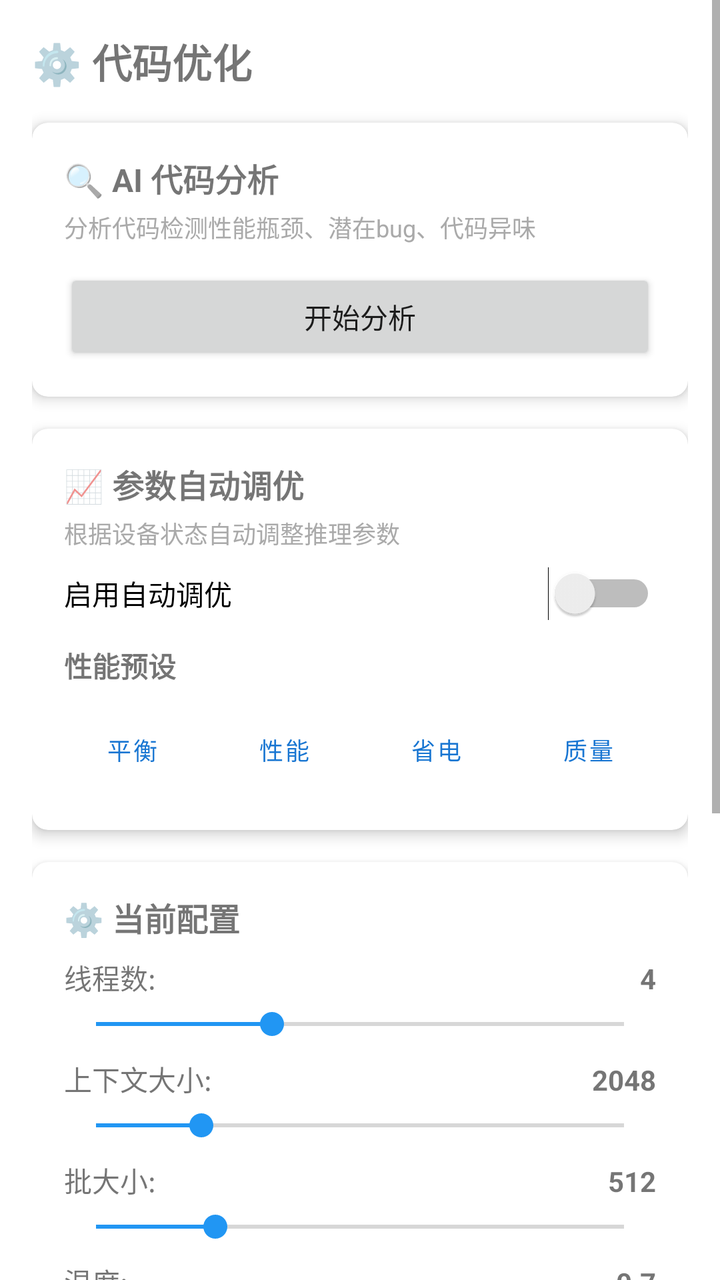
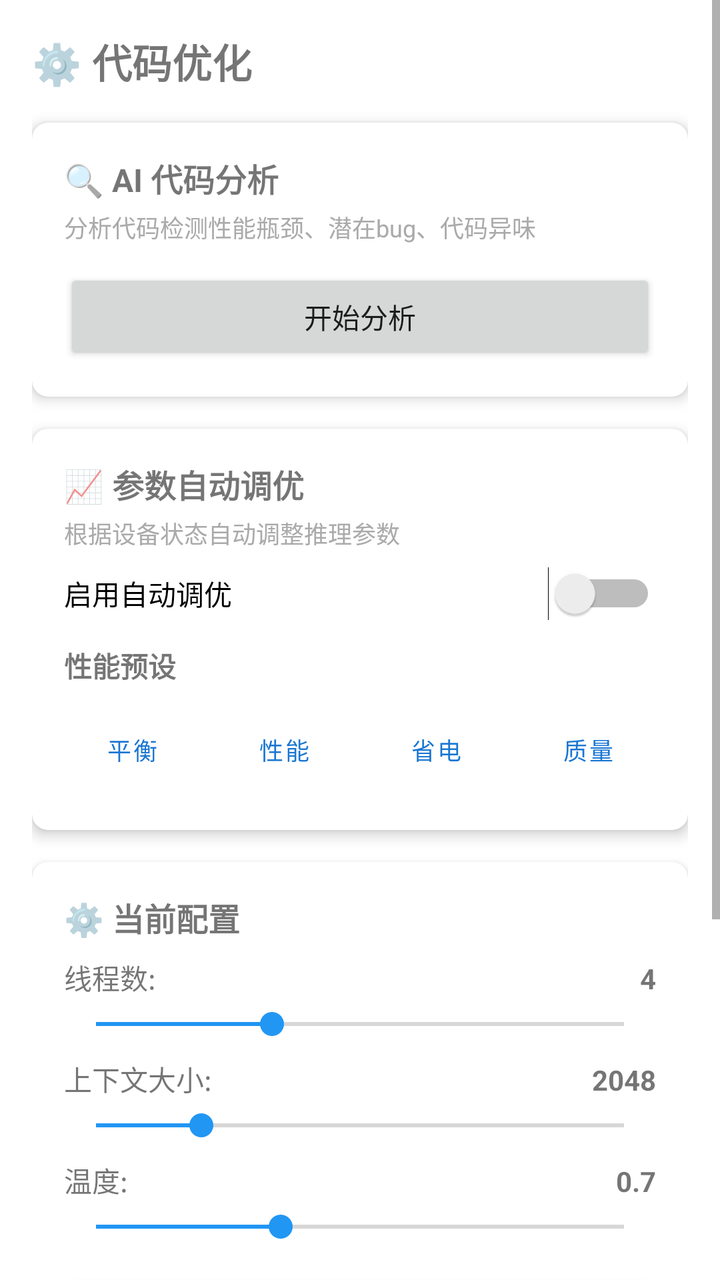

An Android layout rendered at two revisions. The XML below is the earlier revision; the diff shows what the commit changed to produce the second picture.
<!-- AndroidManifest.xml: application theme Theme.LocalAI -->
<!-- res/layout/fragment_optimizer.xml -->
<?xml version="1.0" encoding="utf-8"?>
<ScrollView xmlns:android="http://schemas.android.com/apk/res/android"
    xmlns:app="http://schemas.android.com/apk/res-auto"
    android:layout_width="match_parent"
    android:layout_height="match_parent"
    android:fillViewport="true">

    <LinearLayout
        android:layout_width="match_parent"
        android:layout_height="wrap_content"
        android:orientation="vertical"
        android:padding="16dp">

        
        <TextView
            android:layout_width="wrap_content"
            android:layout_height="wrap_content"
            android:text="⚙️ 代码优化"
            android:textSize="20sp"
            android:textStyle="bold"
            android:layout_marginBottom="16dp" />

        
        <androidx.cardview.widget.CardView
            android:layout_width="match_parent"
            android:layout_height="wrap_content"
            android:layout_marginBottom="16dp"
            app:cardCornerRadius="8dp"
            app:cardElevation="4dp">

            <LinearLayout
                android:layout_width="match_parent"
                android:layout_height="wrap_content"
                android:orientation="vertical"
                android:padding="16dp">

                <TextView
                    android:layout_width="wrap_content"
                    android:layout_height="wrap_content"
                    android:text="🔍 AI 代码分析"
                    android:textSize="16sp"
                    android:textStyle="bold" />

                <TextView
                    android:layout_width="wrap_content"
                    android:layout_height="wrap_content"
                    android:layout_marginTop="4dp"
                    android:text="分析代码检测性能瓶颈、潜在bug、代码异味"
                    android:textSize="12sp"
                    android:textColor="@android:color/darker_gray" />

                <Button
                    android:id="@+id/btn_analyze_code"
                    android:layout_width="match_parent"
                    android:layout_height="wrap_content"
                    android:layout_marginTop="12dp"
                    android:text="开始分析" />

                <ProgressBar
                    android:id="@+id/progress_analyze"
                    style="?android:attr/progressBarStyleHorizontal"
                    android:layout_width="match_parent"
                    android:layout_height="wrap_content"
                    android:layout_marginTop="8dp"
                    android:visibility="gone"
                    android:max="100" />

                <TextView
                    android:id="@+id/tv_analyze_status"
                    android:layout_width="wrap_content"
                    android:layout_height="wrap_content"
                    android:layout_marginTop="4dp"
                    android:textSize="12sp"
                    android:visibility="gone" />

            </LinearLayout>

        </androidx.cardview.widget.CardView>

        
        <androidx.cardview.widget.CardView
            android:id="@+id/card_analysis_summary"
            android:layout_width="match_parent"
            android:layout_height="wrap_content"
            android:layout_marginBottom="16dp"
            android:visibility="gone"
            app:cardCornerRadius="8dp"
            app:cardElevation="4dp">

            <LinearLayout
                android:layout_width="match_parent"
                android:layout_height="wrap_content"
                android:orientation="vertical"
                android:padding="16dp">

                <TextView
                    android:layout_width="wrap_content"
                    android:layout_height="wrap_content"
                    android:text="📊 分析摘要"
                    android:textSize="16sp"
                    android:textStyle="bold" />

                <LinearLayout
                    android:layout_width="match_parent"
                    android:layout_height="wrap_content"
                    android:layout_marginTop="8dp"
                    android:orientation="horizontal">

                    <TextView
                        android:id="@+id/tv_code_score"
                        android:layout_width="0dp"
                        android:layout_height="wrap_content"
                        android:layout_weight="1"
                        android:text="代码评分: --"
                        android:textSize="14sp" />

                    <TextView
                        android:id="@+id/tv_total_issues"
                        android:layout_width="0dp"
                        android:layout_height="wrap_content"
                        android:layout_weight="1"
                        android:text="问题数: --"
                        android:textSize="14sp" />

                </LinearLayout>

                <LinearLayout
                    android:layout_width="match_parent"
                    android:layout_height="wrap_content"
                    android:layout_marginTop="4dp"
                    android:orientation="horizontal">

                    <TextView
                        android:id="@+id/tv_total_files"
                        android:layout_width="0dp"
                        android:layout_height="wrap_content"
                        android:layout_weight="1"
                        android:text="文件数: --"
                        android:textSize="14sp" />

                    <TextView
                        android:id="@+id/tv_total_lines"
                        android:layout_width="0dp"
                        android:layout_height="wrap_content"
                        android:layout_weight="1"
                        android:text="代码行数: --"
                        android:textSize="14sp" />

                </LinearLayout>

                <TextView
                    android:layout_width="wrap_content"
                    android:layout_height="wrap_content"
                    android:layout_marginTop="12dp"
                    android:text="💡 建议"
                    android:textSize="14sp"
                    android:textStyle="bold" />

                <TextView
                    android:id="@+id/tv_recommendations"
                    android:layout_width="match_parent"
                    android:layout_height="wrap_content"
                    android:layout_marginTop="4dp"
                    android:textSize="12sp"
                    android:lineSpacingExtra="4dp" />

            </LinearLayout>

        </androidx.cardview.widget.CardView>

        
        <androidx.cardview.widget.CardView
            android:id="@+id/card_issues"
            android:layout_width="match_parent"
            android:layout_height="wrap_content"
            android:layout_marginBottom="16dp"
            android:visibility="gone"
            app:cardCornerRadius="8dp"
            app:cardElevation="4dp">

            <LinearLayout
                android:layout_width="match_parent"
                android:layout_height="wrap_content"
                android:orientation="vertical"
                android:padding="16dp">

                <TextView
                    android:layout_width="wrap_content"
                    android:layout_height="wrap_content"
                    android:text="⚠️ 问题详情"
                    android:textSize="16sp"
                    android:textStyle="bold" />

                <androidx.recyclerview.widget.RecyclerView
                    android:id="@+id/rv_issues"
                    android:layout_width="match_parent"
                    android:layout_height="wrap_content"
                    android:layout_marginTop="8dp"
                    android:nestedScrollingEnabled="false" />

            </LinearLayout>

        </androidx.cardview.widget.CardView>

        
        <androidx.cardview.widget.CardView
            android:layout_width="match_parent"
            android:layout_height="wrap_content"
            android:layout_marginBottom="16dp"
            app:cardCornerRadius="8dp"
            app:cardElevation="4dp">

            <LinearLayout
                android:layout_width="match_parent"
                android:layout_height="wrap_content"
                android:orientation="vertical"
                android:padding="16dp">

                <TextView
                    android:layout_width="wrap_content"
                    android:layout_height="wrap_content"
                    android:text="📈 参数自动调优"
                    android:textSize="16sp"
                    android:textStyle="bold" />

                <TextView
                    android:layout_width="wrap_content"
                    android:layout_height="wrap_content"
                    android:layout_marginTop="4dp"
                    android:text="根据设备状态自动调整推理参数"
                    android:textSize="12sp"
                    android:textColor="@android:color/darker_gray" />

                <Switch
                    android:id="@+id/switch_auto_tune"
                    android:layout_width="match_parent"
                    android:layout_height="wrap_content"
                    android:layout_marginTop="8dp"
                    android:text="启用自动调优" />

                <TextView
                    android:layout_width="wrap_content"
                    android:layout_height="wrap_content"
                    android:layout_marginTop="12dp"
                    android:text="性能预设"
                    android:textSize="14sp"
                    android:textStyle="bold" />

                <LinearLayout
                    android:layout_width="match_parent"
                    android:layout_height="wrap_content"
                    android:layout_marginTop="8dp"
                    android:orientation="horizontal">

                    <Button
                        android:id="@+id/btn_preset_balanced"
                        android:layout_width="0dp"
                        android:layout_height="wrap_content"
                        android:layout_weight="1"
                        android:text="平衡"
                        android:textSize="12sp"
                        style="@style/Widget.MaterialComponents.Button.OutlinedButton" />

                    <Button
                        android:id="@+id/btn_preset_performance"
                        android:layout_width="0dp"
                        android:layout_height="wrap_content"
                        android:layout_weight="1"
                        android:layout_marginStart="8dp"
                        android:text="性能"
                        android:textSize="12sp"
                        style="@style/Widget.MaterialComponents.Button.OutlinedButton" />

                    <Button
                        android:id="@+id/btn_preset_battery"
                        android:layout_width="0dp"
                        android:layout_height="wrap_content"
                        android:layout_weight="1"
                        android:layout_marginStart="8dp"
                        android:text="省电"
                        android:textSize="12sp"
                        style="@style/Widget.MaterialComponents.Button.OutlinedButton" />

                    <Button
                        android:id="@+id/btn_preset_quality"
                        android:layout_width="0dp"
                        android:layout_height="wrap_content"
                        android:layout_weight="1"
                        android:layout_marginStart="8dp"
                        android:text="质量"
                        android:textSize="12sp"
                        style="@style/Widget.MaterialComponents.Button.OutlinedButton" />

                </LinearLayout>

            </LinearLayout>

        </androidx.cardview.widget.CardView>

        
        <androidx.cardview.widget.CardView
            android:layout_width="match_parent"
            android:layout_height="wrap_content"
            android:layout_marginBottom="16dp"
            app:cardCornerRadius="8dp"
            app:cardElevation="4dp">

            <LinearLayout
                android:layout_width="match_parent"
                android:layout_height="wrap_content"
                android:orientation="vertical"
                android:padding="16dp">

                <TextView
                    android:layout_width="wrap_content"
                    android:layout_height="wrap_content"
                    android:text="⚙️ 当前配置"
                    android:textSize="16sp"
                    android:textStyle="bold" />

                
                <LinearLayout
                    android:layout_width="match_parent"
                    android:layout_height="wrap_content"
                    android:layout_marginTop="8dp"
                    android:orientation="vertical">

                    <LinearLayout
                        android:layout_width="match_parent"
                        android:layout_height="wrap_content"
                        android:orientation="horizontal">

                        <TextView
                            android:layout_width="0dp"
                            android:layout_height="wrap_content"
                            android:layout_weight="1"
                            android:text="线程数:"
                            android:textSize="14sp" />

                        <TextView
                            android:id="@+id/tv_threads"
                            android:layout_width="wrap_content"
                            android:layout_height="wrap_content"
                            android:text="4"
                            android:textSize="14sp"
                            android:textStyle="bold" />

                    </LinearLayout>

                    <SeekBar
                        android:id="@+id/seekbar_threads"
                        android:layout_width="match_parent"
                        android:layout_height="wrap_content"
                        android:layout_marginTop="4dp"
                        android:max="6"
                        android:progress="2" />

                </LinearLayout>

                
                <LinearLayout
                    android:layout_width="match_parent"
                    android:layout_height="wrap_content"
                    android:layout_marginTop="8dp"
                    android:orientation="vertical">

                    <LinearLayout
                        android:layout_width="match_parent"
                        android:layout_height="wrap_content"
                        android:orientation="horizontal">

                        <TextView
                            android:layout_width="0dp"
                            android:layout_height="wrap_content"
                            android:layout_weight="1"
                            android:text="上下文大小:"
                            android:textSize="14sp" />

                        <TextView
                            android:id="@+id/tv_context_size"
                            android:layout_width="wrap_content"
                            android:layout_height="wrap_content"
                            android:text="2048"
                            android:textSize="14sp"
                            android:textStyle="bold" />

                    </LinearLayout>

                    <SeekBar
                        android:id="@+id/seekbar_context_size"
                        android:layout_width="match_parent"
                        android:layout_height="wrap_content"
                        android:layout_marginTop="4dp"
                        android:max="15"
                        android:progress="3" />

                </LinearLayout>

                
                <LinearLayout
                    android:layout_width="match_parent"
                    android:layout_height="wrap_content"
                    android:layout_marginTop="8dp"
                    android:orientation="vertical">

                    <LinearLayout
                        android:layout_width="match_parent"
                        android:layout_height="wrap_content"
                        android:orientation="horizontal">

                        <TextView
                            android:layout_width="0dp"
                            android:layout_height="wrap_content"
                            android:layout_weight="1"
                            android:text="批大小:"
                            android:textSize="14sp" />

                        <TextView
                            android:id="@+id/tv_batch_size"
                            android:layout_width="wrap_content"
                            android:layout_height="wrap_content"
                            android:text="512"
                            android:textSize="14sp"
                            android:textStyle="bold" />

                    </LinearLayout>

                    <SeekBar
                        android:id="@+id/seekbar_batch_size"
                        android:layout_width="match_parent"
                        android:layout_height="wrap_content"
                        android:layout_marginTop="4dp"
                        android:max="31"
                        android:progress="7" />

                </LinearLayout>

                
                <LinearLayout
                    android:layout_width="match_parent"
                    android:layout_height="wrap_content"
                    android:layout_marginTop="8dp"
                    android:orientation="vertical">

                    <LinearLayout
                        android:layout_width="match_parent"
                        android:layout_height="wrap_content"
                        android:orientation="horizontal">

                        <TextView
                            android:layout_width="0dp"
                            android:layout_height="wrap_content"
                            android:layout_weight="1"
                            android:text="温度:"
                            android:textSize="14sp" />

                        <TextView
                            android:id="@+id/tv_temperature"
                            android:layout_width="wrap_content"
                            android:layout_height="wrap_content"
                            android:text="0.7"
                            android:textSize="14sp"
                            android:textStyle="bold" />

                    </LinearLayout>

                    <SeekBar
                        android:id="@+id/seekbar_temperature"
                        android:layout_width="match_parent"
                        android:layout_height="wrap_content"
                        android:layout_marginTop="4dp"
                        android:max="20"
                        android:progress="7" />

                </LinearLayout>

                <LinearLayout
                    android:layout_width="match_parent"
                    android:layout_height="wrap_content"
                    android:layout_marginTop="8dp"
                    android:orientation="vertical">

                    <LinearLayout
                        android:layout_width="match_parent"
                        android:layout_height="wrap_content"
                        android:orientation="horizontal">

                        <TextView
                            android:layout_width="0dp"
                            android:layout_height="wrap_content"
                            android:layout_weight="1"
                            android:text="GPU 层数:"
                            android:textSize="14sp" />

                        <TextView
                            android:id="@+id/tv_gpu_layers"
                            android:layout_width="wrap_content"
                            android:layout_height="wrap_content"
                            android:text="0"
                            android:textSize="14sp"
                            android:textStyle="bold" />

                    </LinearLayout>

                    <SeekBar
                        android:id="@+id/seekbar_gpu_layers"
                        android:layout_width="match_parent"
                        android:layout_height="wrap_content"
                        android:layout_marginTop="4dp"
                        android:max="99"
                        android:progress="0" />

                    <TextView
                        android:layout_width="wrap_content"
                        android:layout_height="wrap_content"
                        android:text="设为0使用CPU，设高值启用Vulkan GPU加速"
                        android:textSize="10sp"
                        android:textColor="@android:color/darker_gray" />

                </LinearLayout>

                <Button
                    android:id="@+id/btn_apply_config"
                    android:layout_width="match_parent"
                    android:layout_height="wrap_content"
                    android:layout_marginTop="12dp"
                    android:text="应用配置" />

            </LinearLayout>

        </androidx.cardview.widget.CardView>

        
        <androidx.cardview.widget.CardView
            android:layout_width="match_parent"
            android:layout_height="wrap_content"
            android:layout_marginBottom="16dp"
            app:cardCornerRadius="8dp"
            app:cardElevation="4dp">

            <LinearLayout
                android:layout_width="match_parent"
                android:layout_height="wrap_content"
                android:orientation="vertical"
                android:padding="16dp">

                <TextView
                    android:layout_width="wrap_content"
                    android:layout_height="wrap_content"
                    android:text="🩹 优化补丁"
                    android:textSize="16sp"
                    android:textStyle="bold" />

                <TextView
                    android:layout_width="wrap_content"
                    android:layout_height="wrap_content"
                    android:layout_marginTop="4dp"
                    android:text="AI 生成修复代码并应用补丁"
                    android:textSize="12sp"
                    android:textColor="@android:color/darker_gray" />

                <Button
                    android:id="@+id/btn_generate_patches"
                    android:layout_width="match_parent"
                    android:layout_height="wrap_content"
                    android:layout_marginTop="12dp"
                    android:text="生成优化补丁" />

                <androidx.recyclerview.widget.RecyclerView
                    android:id="@+id/rv_patches"
                    android:layout_width="match_parent"
                    android:layout_height="wrap_content"
                    android:layout_marginTop="8dp"
                    android:nestedScrollingEnabled="false" />

            </LinearLayout>

        </androidx.cardview.widget.CardView>

    </LinearLayout>

</ScrollView>
<!-- resources referenced by this layout -->
<resources>
  <style name="Theme.LocalAI" parent="Theme.MaterialComponents.DayNight.NoActionBar">
          <item name="colorPrimary">@color/primary</item>
          <item name="colorPrimaryDark">@color/primary_dark</item>
          <item name="colorPrimaryVariant">@color/primary_variant</item>
          <item name="colorAccent">@color/accent</item>
          <item name="colorSecondary">@color/accent</item>
          <item name="android:windowBackground">@color/background_chat</item>
          <item name="android:statusBarColor">@color/toolbar_bg</item>
          <item name="android:navigationBarColor">@color/bottom_nav_bg</item>
          <item name="android:windowLightStatusBar">true</item>
      </style>
  <color name="primary">#1976D2</color>
  <color name="primary_dark">#1565C0</color>
  <color name="primary_variant">#1E88E5</color>
  <color name="accent">#2196F3</color>
  <color name="background_chat">#FFFFFF</color>
  <color name="toolbar_bg">#FFFFFF</color>
  <color name="bottom_nav_bg">#FFFFFF</color>
</resources>

<!-- the commit's change to res/layout/fragment_optimizer.xml (unified diff, before → after) -->
@@ -401,7 +401,8 @@
                     android:layout_width="match_parent"
                     android:layout_height="wrap_content"
                     android:layout_marginTop="8dp"
-                    android:orientation="vertical">
+                    android:orientation="vertical"
+                    android:visibility="gone">
 
                     <LinearLayout
                         android:layout_width="match_parent"
@@ -474,11 +475,13 @@
 
                 </LinearLayout>
 
-                <LinearLayout
-                    android:layout_width="match_parent"
-                    android:layout_height="wrap_content"
-                    android:layout_marginTop="8dp"
-                    android:orientation="vertical">
+                
+                <LinearLayout
+                    android:layout_width="match_parent"
+                    android:layout_height="wrap_content"
+                    android:layout_marginTop="8dp"
+                    android:orientation="vertical"
+                    android:visibility="gone">
 
                     <LinearLayout
                         android:layout_width="match_parent"
